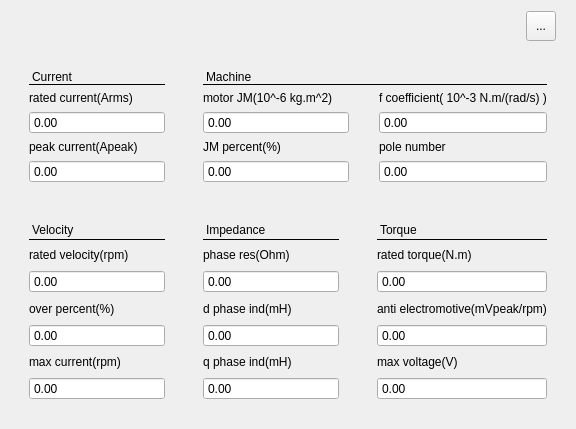
Above: Libs/UI/UiMotor/graphmotor129.ui from tiangaomingjing/ServoDriveTech before the change. Below: the same form after it.
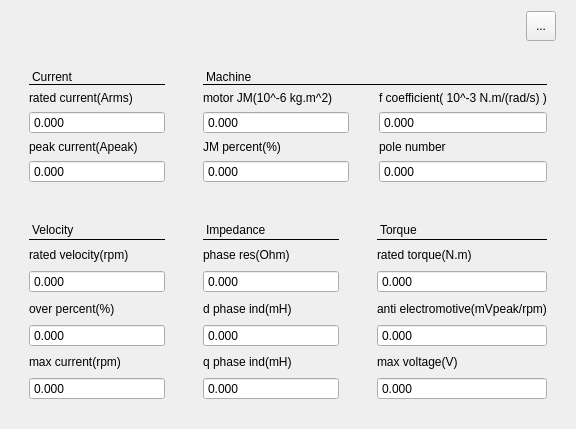
That is the form after the change.

```diff
--- a/Libs/UI/UiMotor/graphmotor129.ui
+++ b/Libs/UI/UiMotor/graphmotor129.ui
@@ -107,6 +107,9 @@
         <property name="buttonSymbols">
          <enum>QAbstractSpinBox::NoButtons</enum>
         </property>
+        <property name="decimals">
+         <number>3</number>
+        </property>
        </widget>
       </item>
       <item>
@@ -127,6 +130,9 @@
         <property name="buttonSymbols">
          <enum>QAbstractSpinBox::NoButtons</enum>
         </property>
+        <property name="decimals">
+         <number>3</number>
+        </property>
        </widget>
       </item>
      </layout>
@@ -184,6 +190,9 @@
         <property name="buttonSymbols">
          <enum>QAbstractSpinBox::NoButtons</enum>
         </property>
+        <property name="decimals">
+         <number>3</number>
+        </property>
        </widget>
       </item>
       <item row="2" column="1">
@@ -197,6 +206,9 @@
         <property name="buttonSymbols">
          <enum>QAbstractSpinBox::NoButtons</enum>
         </property>
+        <property name="decimals">
+         <number>3</number>
+        </property>
        </widget>
       </item>
       <item row="3" column="0">
@@ -224,6 +236,9 @@
         <property name="buttonSymbols">
          <enum>QAbstractSpinBox::NoButtons</enum>
         </property>
+        <property name="decimals">
+         <number>3</number>
+        </property>
        </widget>
       </item>
       <item row="4" column="1">
@@ -237,6 +252,9 @@
         <property name="buttonSymbols">
          <enum>QAbstractSpinBox::NoButtons</enum>
         </property>
+        <property name="decimals">
+         <number>3</number>
+        </property>
        </widget>
       </item>
      </layout>
@@ -284,6 +302,9 @@
         <property name="buttonSymbols">
          <enum>QAbstractSpinBox::NoButtons</enum>
         </property>
+        <property name="decimals">
+         <number>3</number>
+        </property>
        </widget>
       </item>
       <item>
@@ -304,6 +325,9 @@
         <property name="buttonSymbols">
          <enum>QAbstractSpinBox::NoButtons</enum>
         </property>
+        <property name="decimals">
+         <number>3</number>
+        </property>
        </widget>
       </item>
       <item>
@@ -324,6 +348,9 @@
         <property name="buttonSymbols">
          <enum>QAbstractSpinBox::NoButtons</enum>
         </property>
+        <property name="decimals">
+         <number>3</number>
+        </property>
        </widget>
       </item>
      </layout>
@@ -371,6 +398,9 @@
         <property name="buttonSymbols">
          <enum>QAbstractSpinBox::NoButtons</enum>
         </property>
+        <property name="decimals">
+         <number>3</number>
+        </property>
        </widget>
       </item>
       <item>
@@ -391,6 +421,9 @@
         <property name="buttonSymbols">
          <enum>QAbstractSpinBox::NoButtons</enum>
         </property>
+        <property name="decimals">
+         <number>3</number>
+        </property>
        </widget>
       </item>
       <item>
@@ -411,6 +444,9 @@
         <property name="buttonSymbols">
          <enum>QAbstractSpinBox::NoButtons</enum>
         </property>
+        <property name="decimals">
+         <number>3</number>
+        </property>
        </widget>
       </item>
      </layout>
@@ -458,6 +494,9 @@
         <property name="buttonSymbols">
          <enum>QAbstractSpinBox::NoButtons</enum>
         </property>
+        <property name="decimals">
+         <number>3</number>
+        </property>
        </widget>
       </item>
       <item>
@@ -478,6 +517,9 @@
         <property name="buttonSymbols">
          <enum>QAbstractSpinBox::NoButtons</enum>
         </property>
+        <property name="decimals">
+         <number>3</number>
+        </property>
        </widget>
       </item>
       <item>
@@ -498,6 +540,9 @@
         <property name="buttonSymbols">
          <enum>QAbstractSpinBox::NoButtons</enum>
         </property>
+        <property name="decimals">
+         <number>3</number>
+        </property>
        </widget>
       </item>
      </layout>
```
